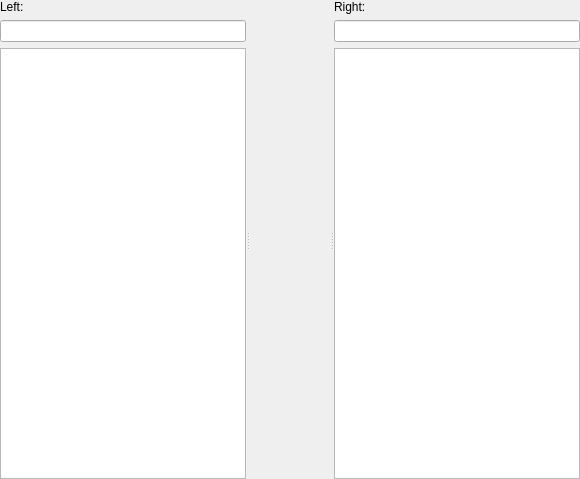
Qt form src/widgets/diffwidget.ui (HamedMasafi/GitKlient) before a commit.
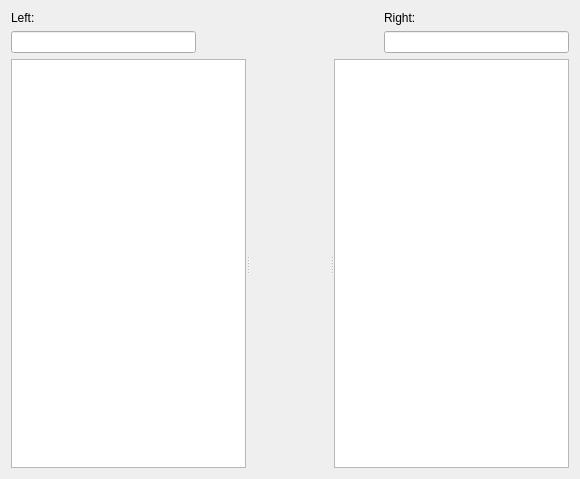
The same form after that commit. Custom widgets are drawn as their Qt base class.

Patch:
```diff
--- a/src/widgets/diffwidget.ui
+++ b/src/widgets/diffwidget.ui
@@ -13,7 +13,19 @@
   <property name="windowTitle">
    <string>Form</string>
   </property>
-  <layout class="QVBoxLayout" name="verticalLayout_4">
+  <layout class="QVBoxLayout" name="verticalLayout_3">
+   <item>
+    <widget class="QWidget" name="filesInfoWidget" native="true">
+     <property name="sizePolicy">
+      <sizepolicy hsizetype="Preferred" vsizetype="Maximum">
+       <horstretch>0</horstretch>
+       <verstretch>0</verstretch>
+      </sizepolicy>
+     </property>
+     <layout class="QHBoxLayout" name="horizontalLayout">
+      <property name="spacing">
+       <number>4</number>
+      </property>
    <property name="leftMargin">
     <number>0</number>
    </property>
@@ -27,20 +39,37 @@
     <number>0</number>
    </property>
    <item>
-    <widget class="QSplitter" name="splitter">
-     <property name="orientation">
-      <enum>Qt::Horizontal</enum>
-     </property>
-     <widget class="QWidget" name="">
-      <layout class="QVBoxLayout" name="verticalLayout_2">
+       <widget class="QWidget" name="leftInfoContainer" native="true">
+        <property name="sizePolicy">
+         <sizepolicy hsizetype="Preferred" vsizetype="Maximum">
+          <horstretch>0</horstretch>
+          <verstretch>0</verstretch>
+         </sizepolicy>
+        </property>
+        <layout class="QVBoxLayout" name="verticalLayout">
+         <property name="leftMargin">
+          <number>0</number>
+         </property>
+         <property name="topMargin">
+          <number>0</number>
+         </property>
+         <property name="rightMargin">
+          <number>0</number>
+         </property>
+         <property name="bottomMargin">
+          <number>0</number>
+         </property>
        <item>
         <widget class="QLabel" name="label">
          <property name="sizePolicy">
-          <sizepolicy hsizetype="Preferred" vsizetype="Maximum">
+            <sizepolicy hsizetype="Ignored" vsizetype="Maximum">
            <horstretch>0</horstretch>
            <verstretch>0</verstretch>
           </sizepolicy>
          </property>
+           <property name="styleSheet">
+            <string notr="true"/>
+           </property>
          <property name="text">
           <string>Left:</string>
          </property>
@@ -53,7 +82,74 @@
          </property>
         </widget>
        </item>
+        </layout>
+       </widget>
+      </item>
        <item>
+       <spacer name="horizontalSpacer">
+        <property name="orientation">
+         <enum>Qt::Horizontal</enum>
+        </property>
+        <property name="sizeHint" stdset="0">
+         <size>
+          <width>80</width>
+          <height>20</height>
+         </size>
+        </property>
+       </spacer>
+      </item>
+      <item>
+       <widget class="QWidget" name="rightInfoContainer" native="true">
+        <property name="sizePolicy">
+         <sizepolicy hsizetype="Preferred" vsizetype="Maximum">
+          <horstretch>0</horstretch>
+          <verstretch>0</verstretch>
+         </sizepolicy>
+        </property>
+        <layout class="QVBoxLayout" name="verticalLayout_2">
+         <property name="leftMargin">
+          <number>0</number>
+         </property>
+         <property name="topMargin">
+          <number>0</number>
+         </property>
+         <property name="rightMargin">
+          <number>0</number>
+         </property>
+         <property name="bottomMargin">
+          <number>0</number>
+         </property>
+         <item>
+          <widget class="QLabel" name="label_2">
+           <property name="sizePolicy">
+            <sizepolicy hsizetype="Ignored" vsizetype="Maximum">
+             <horstretch>0</horstretch>
+             <verstretch>0</verstretch>
+            </sizepolicy>
+           </property>
+           <property name="text">
+            <string>Right:</string>
+           </property>
+          </widget>
+         </item>
+         <item>
+          <widget class="QLineEdit" name="lineEditNewFileName">
+           <property name="readOnly">
+            <bool>true</bool>
+           </property>
+          </widget>
+         </item>
+        </layout>
+       </widget>
+      </item>
+     </layout>
+    </widget>
+   </item>
+   <item>
+    <widget class="QSplitter" name="splitter">
+     <property name="orientation">
+      <enum>Qt::Horizontal</enum>
+     </property>
         <widget class="CodeEditor" name="leftCodeEditor">
          <property name="font">
           <font>
@@ -70,28 +166,6 @@
           <bool>true</bool>
          </property>
         </widget>
-       </item>
-      </layout>
-     </widget>
-     <widget class="QWidget" name="segmentConnectorContainer" native="true">
-      <layout class="QVBoxLayout" name="verticalLayout_3">
-       <item>
-        <spacer name="verticalSpacer">
-         <property name="orientation">
-          <enum>Qt::Vertical</enum>
-         </property>
-         <property name="sizeType">
-          <enum>QSizePolicy::Fixed</enum>
-         </property>
-         <property name="sizeHint" stdset="0">
-          <size>
-           <width>20</width>
-           <height>40</height>
-          </size>
-         </property>
-        </spacer>
-       </item>
-       <item>
         <widget class="SegmentConnector" name="segmentConnector" native="true">
          <property name="minimumSize">
           <size>
@@ -106,32 +180,6 @@
           </size>
          </property>
         </widget>
-       </item>
-      </layout>
-     </widget>
-     <widget class="QWidget" name="">
-      <layout class="QVBoxLayout" name="verticalLayout">
-       <item>
-        <widget class="QLabel" name="label_2">
-         <property name="sizePolicy">
-          <sizepolicy hsizetype="Preferred" vsizetype="Maximum">
-           <horstretch>0</horstretch>
-           <verstretch>0</verstretch>
-          </sizepolicy>
-         </property>
-         <property name="text">
-          <string>Right:</string>
-         </property>
-        </widget>
-       </item>
-       <item>
-        <widget class="QLineEdit" name="lineEditNewFileName">
-         <property name="readOnly">
-          <bool>true</bool>
-         </property>
-        </widget>
-       </item>
-       <item>
         <widget class="CodeEditor" name="rightCodeEditor">
          <property name="contextMenuPolicy">
           <enum>Qt::CustomContextMenu</enum>
@@ -142,9 +190,6 @@
          <property name="readOnly">
           <bool>true</bool>
          </property>
-        </widget>
-       </item>
-      </layout>
      </widget>
     </widget>
    </item>
```
Left out of the diff: 6 changed lines with no effect on the pictures. Lines whose indentation alone changed are shown as unchanged.
